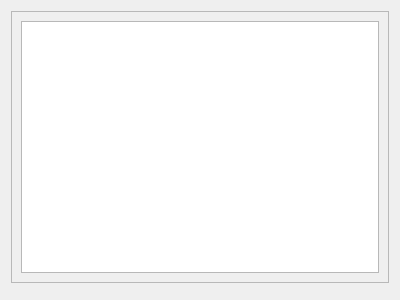
First picture: the form in braviz/interaction/qt_guis/load_sub_sample_dialog.ui, repository diego0020/braviz-app, before the edit.
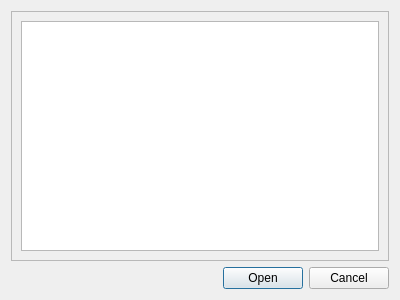
Second picture: the form after the edit.

Commit message: samples dialog almost done

```diff
--- a/braviz/interaction/qt_guis/load_sub_sample_dialog.ui
+++ b/braviz/interaction/qt_guis/load_sub_sample_dialog.ui
@@ -18,16 +18,35 @@
   </property>
   <layout class="QVBoxLayout" name="verticalLayout">
    <item>
-    <widget class="QFrame" name="LoadSampleDialog">
+    <widget class="QFrame" name="Layout">
      <property name="frameShape">
       <enum>QFrame::StyledPanel</enum>
      </property>
      <property name="frameShadow">
       <enum>QFrame::Raised</enum>
      </property>
-     <layout class="QVBoxLayout" name="verticalLayout_2">
-      <item>
-       <widget class="QTableView" name="tableView"/>
+     <layout class="QGridLayout" name="gridLayout">
+      <item row="0" column="0">
+       <widget class="QTableView" name="tableView">
+        <property name="alternatingRowColors">
+         <bool>true</bool>
+        </property>
+        <property name="selectionMode">
+         <enum>QAbstractItemView::SingleSelection</enum>
+        </property>
+        <property name="selectionBehavior">
+         <enum>QAbstractItemView::SelectRows</enum>
+        </property>
+        <property name="sortingEnabled">
+         <bool>true</bool>
+        </property>
+        <attribute name="horizontalHeaderStretchLastSection">
+         <bool>true</bool>
+        </attribute>
+        <attribute name="verticalHeaderVisible">
+         <bool>false</bool>
+        </attribute>
+       </widget>
       </item>
      </layout>
     </widget>
@@ -38,7 +57,7 @@
       <enum>Qt::Horizontal</enum>
      </property>
      <property name="standardButtons">
-      <set>QDialogButtonBox::NoButton</set>
+      <set>QDialogButtonBox::Cancel|QDialogButtonBox::Open</set>
      </property>
     </widget>
    </item>
```
Left out of the diff: 8 changed lines with no effect on the pictures. The commit also changes 8 other files.
